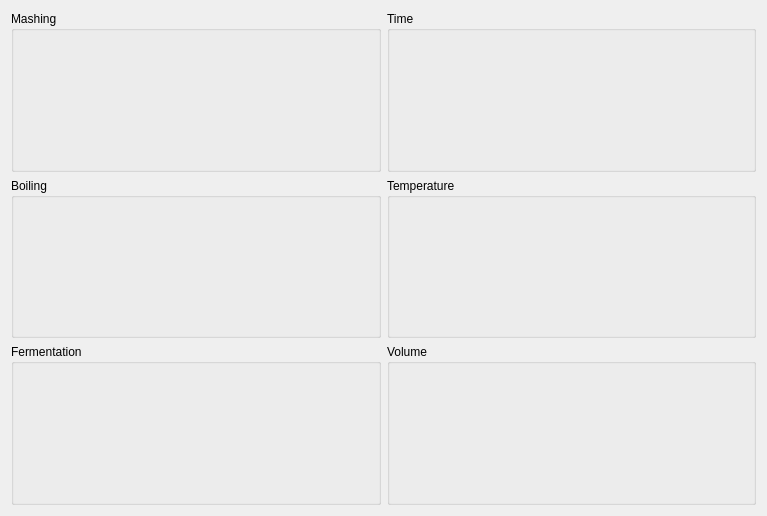
This is src/gui/central_widget.ui in Brasserie-De-Toulbroch/druid as Qt 5 draws it before an edit. The edited form follows.
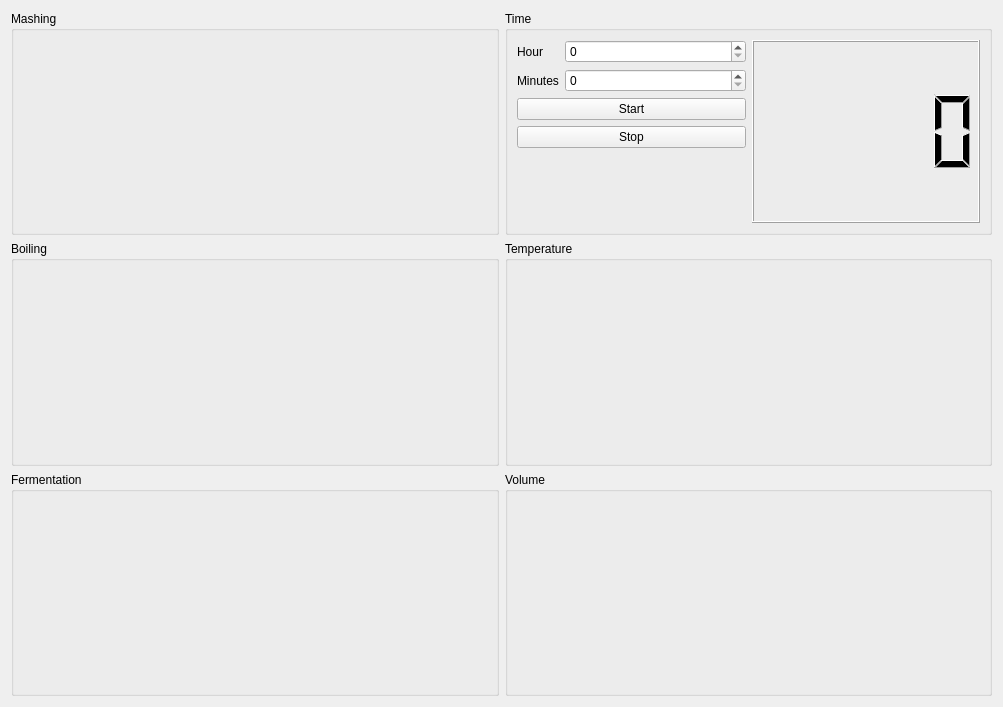
This is the edited form.

The edit to the form file:
```diff
--- a/src/gui/central_widget.ui
+++ b/src/gui/central_widget.ui
@@ -6,8 +6,8 @@
    <rect>
     <x>0</x>
     <y>0</y>
-    <width>767</width>
-    <height>516</height>
+    <width>1003</width>
+    <height>707</height>
    </rect>
   </property>
   <property name="windowTitle">
@@ -46,6 +46,52 @@
        <property name="title">
         <string>Time</string>
        </property>
+       <layout class="QGridLayout" name="gridLayout">
+        <item row="1" column="1" rowspan="5">
+         <widget class="QLCDNumber" name="_time_lcd"/>
+        </item>
+        <item row="1" column="0">
+         <layout class="QFormLayout" name="formLayout">
+          <property name="fieldGrowthPolicy">
+           <enum>QFormLayout::AllNonFixedFieldsGrow</enum>
+          </property>
+          <item row="0" column="0">
+           <widget class="QLabel" name="label">
+            <property name="text">
+             <string>Hour</string>
+            </property>
+           </widget>
+          </item>
+          <item row="0" column="1">
+           <widget class="QSpinBox" name="_time_hour"/>
+          </item>
+          <item row="1" column="0">
+           <widget class="QLabel" name="label_2">
+            <property name="text">
+             <string>Minutes</string>
+            </property>
+           </widget>
+          </item>
+          <item row="1" column="1">
+           <widget class="QSpinBox" name="_time_minutes"/>
+          </item>
+         </layout>
+        </item>
+        <item row="2" column="0">
+         <widget class="QPushButton" name="_time_start">
+          <property name="text">
+           <string>Start</string>
+          </property>
+         </widget>
+        </item>
+        <item row="3" column="0">
+         <widget class="QPushButton" name="_time_stop">
+          <property name="text">
+           <string>Stop</string>
+          </property>
+         </widget>
+        </item>
+       </layout>
       </widget>
      </item>
      <item>
```
Left out of the diff: 3 changed lines with no effect on the pictures.
